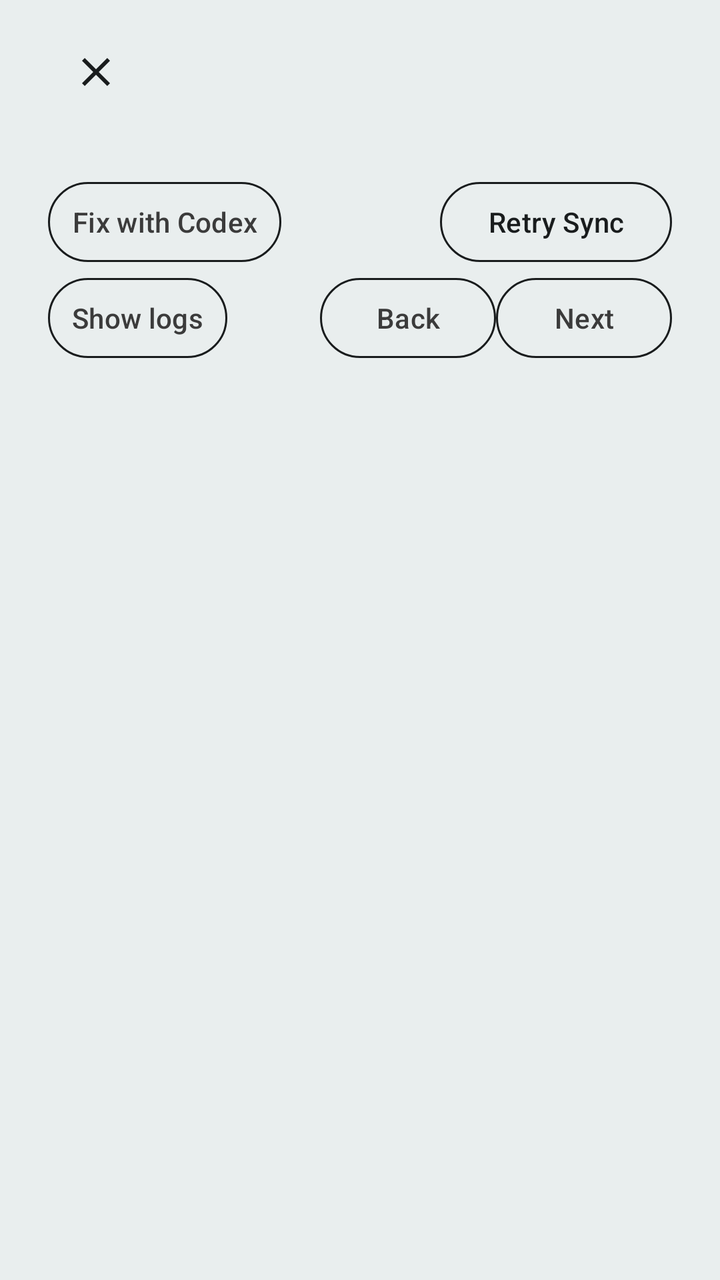
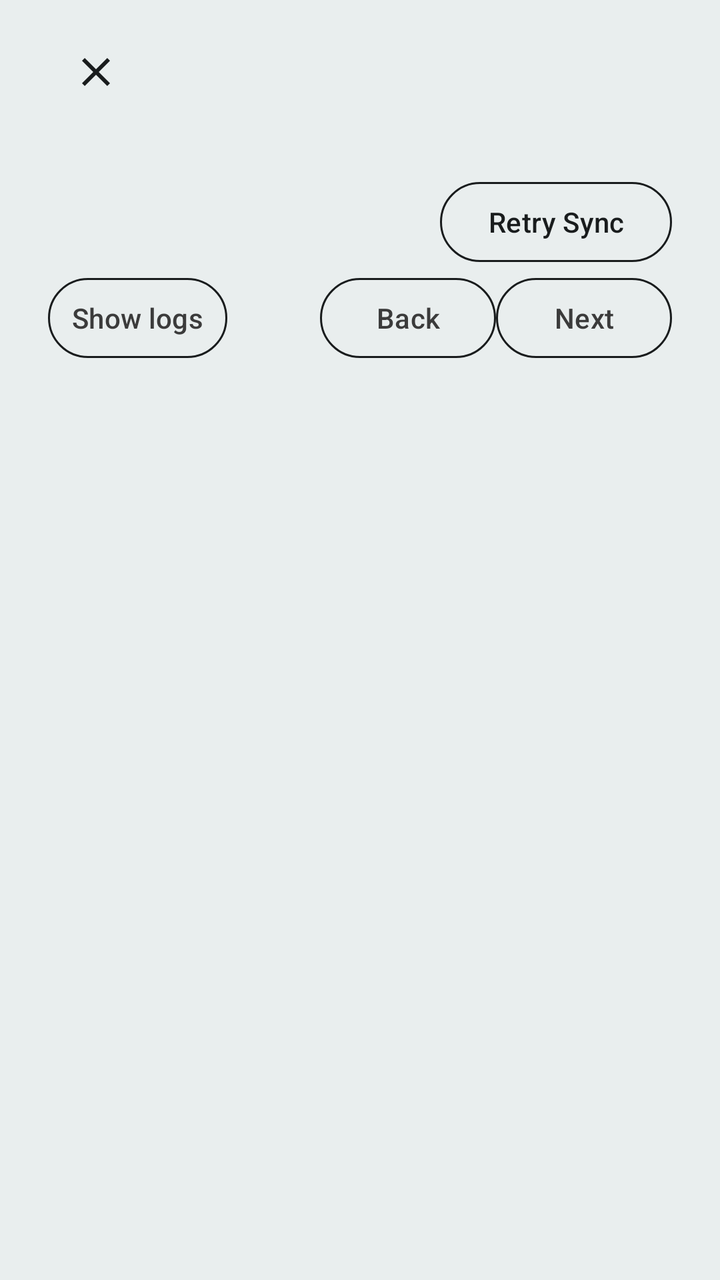

Before-and-after screenshots of an Android layout around one commit, followed by the original layout XML and the change that was made.
<!-- AndroidManifest.xml: application theme MJ_PDF_THEME -->
<!-- res/layout/dialog_pdf_build_error.xml -->
<?xml version="1.0" encoding="utf-8"?>
<LinearLayout xmlns:android="http://schemas.android.com/apk/res/android"
    android:layout_width="match_parent"
    android:layout_height="wrap_content"
    android:orientation="vertical"
    android:paddingStart="24dp"
    android:paddingTop="12dp"
    android:paddingEnd="24dp"
    android:paddingBottom="12dp">

    <LinearLayout
        android:layout_width="match_parent"
        android:layout_height="wrap_content"
        android:gravity="center_vertical"
        android:orientation="horizontal">

        <ImageButton
            android:id="@+id/errorClose"
            android:layout_width="48dp"
            android:layout_height="48dp"
            android:background="?attr/selectableItemBackgroundBorderless"
            android:contentDescription="@string/close"
            android:padding="12dp"
            android:src="@drawable/ic_close" />

        <TextView
            android:id="@+id/errorTitle"
            android:layout_width="0dp"
            android:layout_height="wrap_content"
            android:layout_weight="1"
            android:paddingStart="8dp"
            android:textAppearance="?attr/textAppearanceHeadlineSmall" />
    </LinearLayout>

    <androidx.core.widget.NestedScrollView
        android:layout_width="match_parent"
        android:layout_height="wrap_content"
        android:fillViewport="true"
        android:overScrollMode="ifContentScrolls">

        <TextView
            android:id="@+id/errorDetails"
            android:layout_width="match_parent"
            android:layout_height="wrap_content"
            android:textAppearance="?attr/textAppearanceBodyMedium"
            android:textIsSelectable="true" />
    </androidx.core.widget.NestedScrollView>

    <LinearLayout
        android:id="@+id/errorActions"
        android:layout_width="match_parent"
        android:layout_height="wrap_content"
        android:gravity="end|center_vertical"
        android:orientation="horizontal"
        android:paddingTop="8dp">

        <com.google.android.material.button.MaterialButton
            android:id="@+id/errorFixWithCodex"
            style="@style/Widget.Material3.Button.TextButton"
            android:layout_width="wrap_content"
            android:layout_height="wrap_content"
            android:text="@string/home_render_status_fix_with_codex" />

        <Space
            android:layout_width="0dp"
            android:layout_height="1dp"
            android:layout_weight="1" />

        <com.google.android.material.button.MaterialButton
            android:id="@+id/errorRetry"
            android:layout_width="wrap_content"
            android:layout_height="wrap_content"
            android:text="@string/home_render_status_retry" />
    </LinearLayout>

    <LinearLayout
        android:id="@+id/errorNavigation"
        android:layout_width="match_parent"
        android:layout_height="wrap_content"
        android:gravity="end|center_vertical"
        android:orientation="horizontal">

        <com.google.android.material.button.MaterialButton
            android:id="@+id/errorShowLog"
            style="@style/Widget.Material3.Button.TextButton"
            android:layout_width="wrap_content"
            android:layout_height="wrap_content"
            android:text="@string/home_render_error_show_log" />

        <Space
            android:layout_width="0dp"
            android:layout_height="1dp"
            android:layout_weight="1" />

        <com.google.android.material.button.MaterialButton
            android:id="@+id/errorPrevious"
            style="@style/Widget.Material3.Button.TextButton"
            android:layout_width="wrap_content"
            android:layout_height="wrap_content"
            android:text="@string/home_render_error_back" />

        <com.google.android.material.button.MaterialButton
            android:id="@+id/errorNext"
            style="@style/Widget.Material3.Button.TextButton"
            android:layout_width="wrap_content"
            android:layout_height="wrap_content"
            android:text="@string/home_render_error_next" />
    </LinearLayout>
</LinearLayout>
<!-- resources referenced by this layout -->
<resources>
  <string name="close">Close</string>
  <string name="home_render_error_back">Back</string>
  <string name="home_render_error_next">Next</string>
  <string name="home_render_error_show_log">Show logs</string>
  <string name="home_render_status_fix_with_codex">Fix with Codex</string>
  <string name="home_render_status_retry">Retry Sync</string>
  <style name="MJ_PDF_THEME" parent="@style/BaseTheme">
          <item name="android:windowLightStatusBar" tools:ignore="NewApi">true</item>
      </style>
  <color name="md_theme_primary">#3B3B3B</color>
  <color name="md_theme_onPrimary">#FFFFFF</color>
  <color name="md_theme_primaryContainer">#C9DFDC</color>
  <color name="md_theme_onPrimaryContainer">#001F24</color>
  <color name="md_theme_secondary">#4A6267</color>
  <color name="md_theme_onSecondary">#FFFFFF</color>
  <color name="md_theme_secondaryContainer">#CDE7EC</color>
  <color name="md_theme_onSecondaryContainer">#051F23</color>
  <color name="md_theme_tertiary">#525E7D</color>
  <color name="md_theme_onTertiary">#FFFFFF</color>
  <color name="md_theme_tertiaryContainer">#DAE2FF</color>
  <color name="md_theme_onTertiaryContainer">#0E1B37</color>
  <color name="md_theme_error">#BA1A1A</color>
  <color name="md_theme_errorContainer">#FFDAD6</color>
  <color name="md_theme_onError">#FFFFFF</color>
  <color name="md_theme_onErrorContainer">#410002</color>
  <color name="md_theme_surfaceContainerHigh">#E9EEEE</color>
  <color name="md_theme_onBackground">#191C1D</color>
  <color name="md_theme_onSurface">#191C1D</color>
  <color name="md_theme_surfaceVariant">#DBE4E6</color>
  <color name="md_theme_onSurfaceVariant">#3F484A</color>
  <color name="md_theme_outline">#6F797A</color>
  <color name="md_theme_inverseOnSurface">#EFF1F1</color>
  <color name="md_theme_inverseSurface">#2E3132</color>
  <color name="md_theme_inversePrimary">#DDDDDD</color>
  <style name="ChromeActionBarTheme" parent="ThemeOverlay.Material3">
          <item name="android:textColorPrimary">?attr/colorOnSurface</item>
          <item name="colorOnBackground">?attr/colorOnSurface</item>
          <item name="colorControlNormal">?attr/colorOnSurface</item>
      </style>
  <style name="CustomOverflowMenuStyle" parent="Widget.AppCompat.PopupMenu.Overflow">
          <item name="android:popupBackground">@drawable/chrome_popup_background</item>
      </style>
  <style name="CustomPopupMenuStyle" parent="Widget.AppCompat.PopupMenu">
          <item name="android:popupBackground">@drawable/chrome_popup_background</item>
      </style>
  <!-- drawable chrome_popup_background (drawable) -->
  <?xml version="1.0" encoding="utf-8"?>
  <shape xmlns:android="http://schemas.android.com/apk/res/android">
      <corners android:radius="4dp" />
      <solid android:color="?attr/colorSurfaceContainerHigh" />
  </shape>
  <style name="ChromeSnackbar" parent="Widget.Material3.Snackbar">
          <item name="backgroundTint">?attr/colorSurfaceContainerHigh</item>
          <item name="shapeAppearance">@style/ChromeSnackbarShape</item>
          <item name="elevation">6dp</item>
          <item name="android:layout_margin">16dp</item>
      </style>
  <style name="ChromeSnackbarTextView" parent="Widget.Material3.Snackbar.TextView">
          <item name="android:textColor">?attr/colorOnSurface</item>
          <item name="android:alpha">1</item>
      </style>
  <style name="ChromeDialogButton" parent="Widget.Material3.Button.TextButton.Dialog">
          <item name="android:textColor">?attr/colorOnSurface</item>
          <item name="iconTint">?attr/colorOnSurface</item>
          <item name="rippleColor">?attr/colorOnSurface</item>
      </style>
  <style name="ChromeSnackbarShape" parent="">
          <item name="cornerFamily">rounded</item>
          <item name="cornerSize">16dp</item>
      </style>
  <!-- unchanged entries left out for length: 6 -->
</resources>

<!-- the commit's change to res/layout/dialog_pdf_build_error.xml (unified diff, before → after) -->
@@ -55,18 +55,6 @@
         android:paddingTop="8dp">
 
         <com.google.android.material.button.MaterialButton
-            android:id="@+id/errorFixWithCodex"
-            style="@style/Widget.Material3.Button.TextButton"
-            android:layout_width="wrap_content"
-            android:layout_height="wrap_content"
-            android:text="@string/home_render_status_fix_with_codex" />
-
-        <Space
-            android:layout_width="0dp"
-            android:layout_height="1dp"
-            android:layout_weight="1" />
-
-        <com.google.android.material.button.MaterialButton
             android:id="@+id/errorRetry"
             android:layout_width="wrap_content"
             android:layout_height="wrap_content"
<!-- resource entries referenced after the edit -->
@@ -4,7 +4,6 @@
   <string name="home_render_error_back">Back</string>
   <string name="home_render_error_next">Next</string>
   <string name="home_render_error_show_log">Show logs</string>
-  <string name="home_render_status_fix_with_codex">Fix with Codex</string>
   <string name="home_render_status_retry">Retry Sync</string>
   <style name="MJ_PDF_THEME" parent="@style/BaseTheme">
           <item name="android:windowLightStatusBar" tools:ignore="NewApi">true</item>
